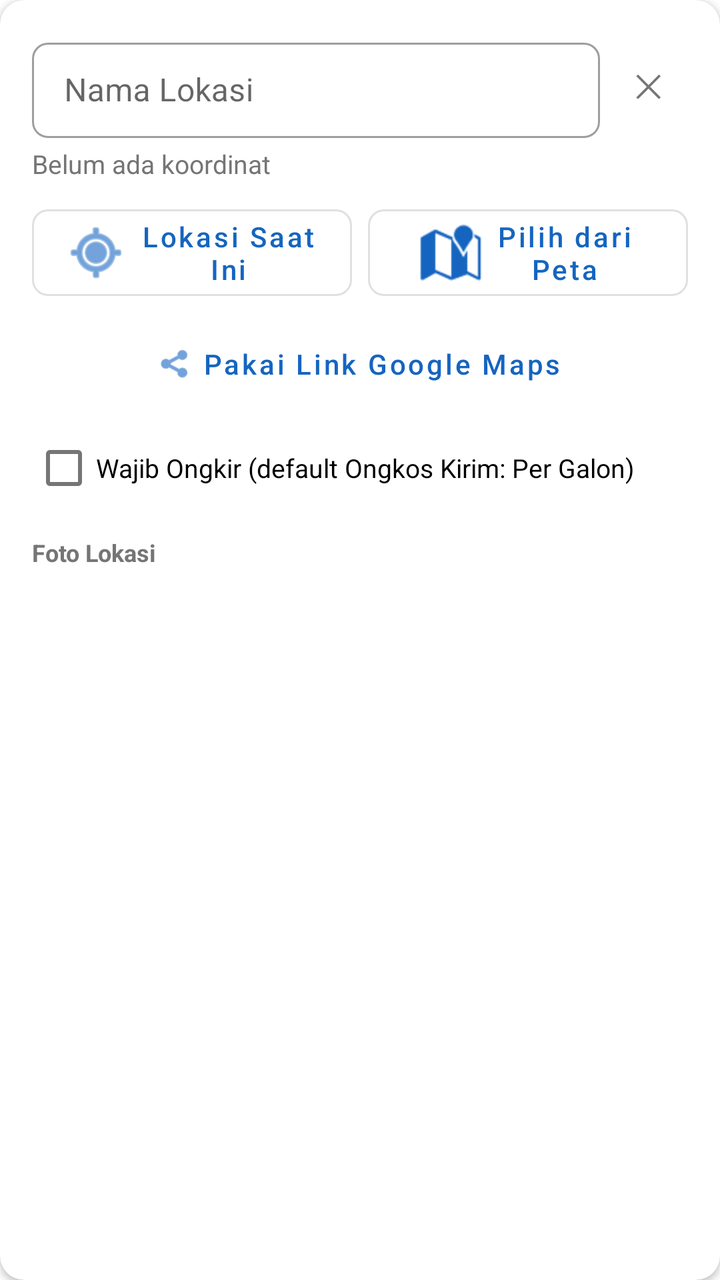
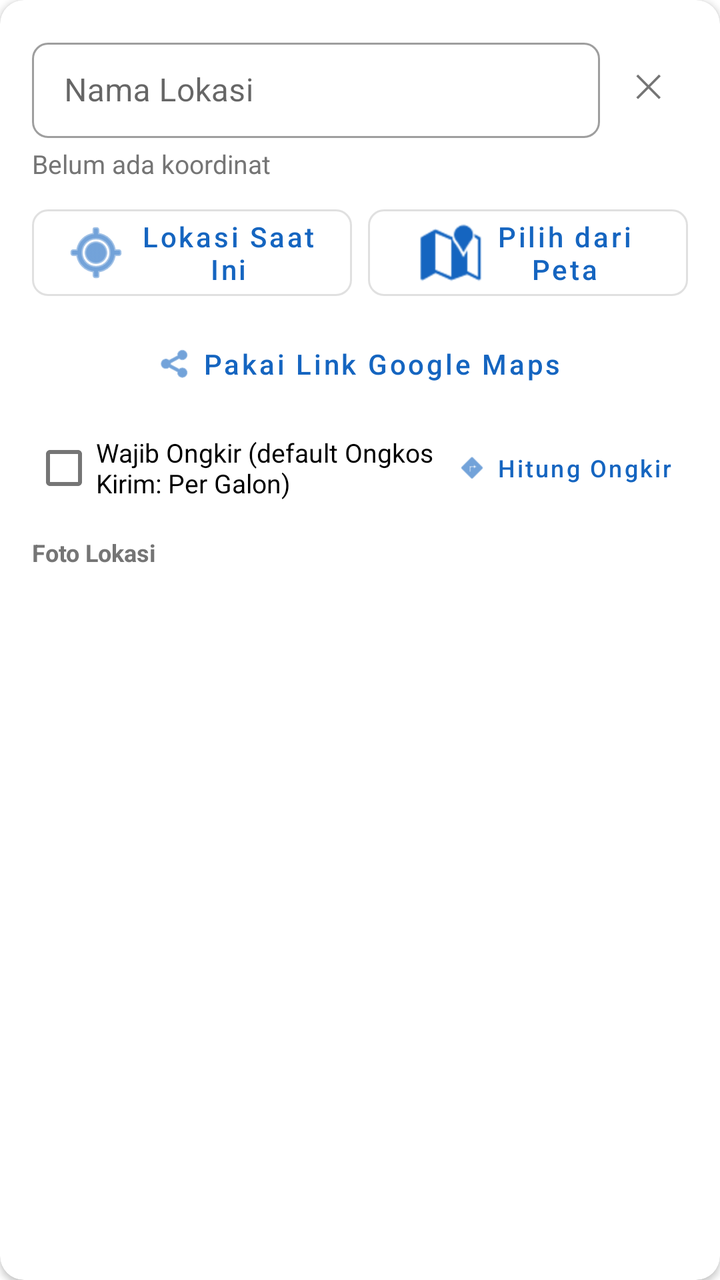

An Android layout rendered at two revisions. The XML below is the earlier revision; the diff shows what the commit changed to produce the second picture.
<!-- AndroidManifest.xml: application theme Theme.DAMIUPOS -->
<!-- res/layout/item_customer_location.xml -->
<?xml version="1.0" encoding="utf-8"?>
<com.google.android.material.card.MaterialCardView
    xmlns:android="http://schemas.android.com/apk/res/android"
    xmlns:app="http://schemas.android.com/apk/res-auto"
    android:layout_width="match_parent"
    android:layout_height="wrap_content"
    android:layout_marginTop="8dp"
    app:cardCornerRadius="12dp"
    app:cardElevation="2dp">

    <LinearLayout
        android:layout_width="match_parent"
        android:layout_height="wrap_content"
        android:orientation="vertical"
        android:padding="16dp">

        <LinearLayout
            android:layout_width="match_parent"
            android:layout_height="wrap_content"
            android:gravity="center_vertical"
            android:orientation="horizontal">

            <com.google.android.material.textfield.TextInputLayout
                android:layout_width="0dp"
                android:layout_height="wrap_content"
                android:layout_weight="1"
                style="@style/Widget.MaterialComponents.TextInputLayout.OutlinedBox.Dense"
                android:hint="Nama Lokasi"
                app:boxCornerRadiusBottomEnd="8dp"
                app:boxCornerRadiusBottomStart="8dp"
                app:boxCornerRadiusTopEnd="8dp"
                app:boxCornerRadiusTopStart="8dp">

                <com.google.android.material.textfield.TextInputEditText
                    android:id="@+id/etLokasiNama"
                    android:layout_width="match_parent"
                    android:layout_height="wrap_content"
                    android:inputType="textCapWords"
                    android:maxLines="1" />
            </com.google.android.material.textfield.TextInputLayout>

            <com.google.android.material.button.MaterialButton
                android:id="@+id/btnHapusLokasi"
                style="@style/Widget.MaterialComponents.Button.TextButton"
                android:layout_width="wrap_content"
                android:layout_height="wrap_content"
                android:layout_marginStart="4dp"
                android:minWidth="40dp"
                android:text="✕"
                android:textColor="@color/text_secondary"
                android:textSize="16sp" />
        </LinearLayout>

        <TextView
            android:id="@+id/tvLokasiKoordinat"
            android:layout_width="wrap_content"
            android:layout_height="wrap_content"
            android:layout_marginTop="4dp"
            android:text="Belum ada koordinat"
            android:textColor="@color/text_secondary"
            android:textSize="13sp" />

        <ProgressBar
            android:id="@+id/pbLokasiAkurasiRow"
            style="?android:attr/progressBarStyleHorizontal"
            android:layout_width="match_parent"
            android:layout_height="wrap_content"
            android:layout_marginTop="8dp"
            android:indeterminate="true"
            android:visibility="gone" />

        <LinearLayout
            android:layout_width="match_parent"
            android:layout_height="wrap_content"
            android:layout_marginTop="8dp"
            android:orientation="horizontal">

            <com.google.android.material.button.MaterialButton
                android:id="@+id/btnLokasiSaatIni"
                style="@style/Widget.MaterialComponents.Button.OutlinedButton"
                android:layout_width="0dp"
                android:layout_height="wrap_content"
                android:layout_weight="1"
                android:layout_marginEnd="4dp"
                android:text="Lokasi Saat Ini"
                android:textAllCaps="false"
                app:cornerRadius="8dp"
                app:icon="@android:drawable/ic_menu_mylocation"
                app:iconGravity="textStart" />

            <com.google.android.material.button.MaterialButton
                android:id="@+id/btnPilihPetaRow"
                style="@style/Widget.MaterialComponents.Button.OutlinedButton"
                android:layout_width="0dp"
                android:layout_height="wrap_content"
                android:layout_weight="1"
                android:layout_marginStart="4dp"
                android:text="Pilih dari Peta"
                android:textAllCaps="false"
                app:cornerRadius="8dp"
                app:icon="@android:drawable/ic_dialog_map"
                app:iconGravity="textStart" />
        </LinearLayout>

        <com.google.android.material.button.MaterialButton
            android:id="@+id/btnPakaiGmapsRow"
            style="@style/Widget.MaterialComponents.Button.TextButton"
            android:layout_width="match_parent"
            android:layout_height="wrap_content"
            android:layout_marginTop="4dp"
            android:text="Pakai Link Google Maps"
            android:textAllCaps="false"
            app:icon="@android:drawable/ic_menu_share"
            app:iconGravity="textStart"
            app:iconSize="18dp" />

        <com.google.android.material.button.MaterialButton
            android:id="@+id/btnBukaMapsRow"
            style="@style/Widget.MaterialComponents.Button.TextButton"
            android:layout_width="match_parent"
            android:layout_height="wrap_content"
            android:layout_marginTop="4dp"
            android:text="Buka di Google Maps"
            android:textAllCaps="false"
            android:visibility="gone"
            app:icon="@android:drawable/ic_menu_directions"
            app:iconGravity="textStart"
            app:iconSize="18dp" />

        
        <com.google.android.material.checkbox.MaterialCheckBox
            android:id="@+id/cbWajibOngkirRow"
            android:layout_width="match_parent"
            android:layout_height="wrap_content"
            android:layout_marginTop="4dp"
            android:text="Wajib Ongkir (default Ongkos Kirim: Per Galon)"
            android:textSize="13sp" />

        
        <TextView
            android:layout_width="wrap_content"
            android:layout_height="wrap_content"
            android:layout_marginTop="10dp"
            android:text="Foto Lokasi"
            android:textColor="@color/text_secondary"
            android:textSize="12sp"
            android:textStyle="bold" />

        <HorizontalScrollView
            android:layout_width="match_parent"
            android:layout_height="wrap_content"
            android:layout_marginTop="4dp"
            android:scrollbars="none">

            <LinearLayout
                android:id="@+id/llLokasiFoto"
                android:layout_width="wrap_content"
                android:layout_height="wrap_content"
                android:orientation="horizontal" />
        </HorizontalScrollView>
    </LinearLayout>
</com.google.android.material.card.MaterialCardView>
<!-- resources referenced by this layout -->
<resources>
  <color name="text_secondary">#757575</color>
  <style name="Theme.DAMIUPOS" parent="Theme.MaterialComponents.Light.NoActionBar">
          
          <item name="android:forceDarkAllowed">false</item>
          <item name="colorPrimary">@color/primary</item>
          <item name="colorPrimaryDark">@color/primary_dark</item>
          <item name="colorAccent">@color/accent</item>
          <item name="android:statusBarColor">@color/primary_dark</item>
          
          <item name="toolbarStyle">@style/DAMIUToolbar</item>
          <item name="titleTextColor">@color/white</item>
          <item name="actionMenuTextColor">@color/white</item>
          
          <item name="actionOverflowButtonStyle">@style/DAMIUOverflowButton</item>
          
          <item name="textInputStyle">@style/DAMIUTextInputLayout</item>
          <item name="editTextStyle">@style/DAMIUEditText</item>
          <item name="android:editTextStyle">@style/DAMIUEditText</item>
      </style>
  <color name="primary">#1565C0</color>
  <color name="primary_dark">#0D47A1</color>
  <color name="accent">#FF6F00</color>
  <style name="DAMIUToolbar" parent="Widget.MaterialComponents.Toolbar">
          <item name="titleTextColor">@color/white</item>
          <item name="subtitleTextColor">@color/white</item>
          <item name="android:background">@color/primary</item>
          
          <item name="android:theme">@style/DAMIUToolbarOverlay</item>
      </style>
  <color name="white">#FFFFFF</color>
  <style name="DAMIUOverflowButton" parent="Widget.AppCompat.ActionButton.Overflow">
          <item name="android:tint">@color/white</item>
          <item name="tint">@color/white</item>
      </style>
  <style name="DAMIUTextInputLayout" parent="Widget.MaterialComponents.TextInputLayout.OutlinedBox">
          <item name="boxBackgroundColor">@color/input_field_bg</item>
          <item name="boxStrokeColor">@color/input_box_stroke</item>
          <item name="boxStrokeWidth">1dp</item>
          <item name="boxStrokeWidthFocused">2dp</item>
          <item name="hintTextColor">@color/text_secondary</item>
          <item name="android:textColorHint">@color/text_secondary</item>
      </style>
  <style name="DAMIUEditText" parent="Widget.AppCompat.EditText">
          <item name="android:background">@color/input_field_bg</item>
          <item name="android:textColor">@color/text_primary</item>
          <item name="android:textColorHint">@color/text_secondary</item>
          <item name="android:padding">12dp</item>
      </style>
  <style name="DAMIUToolbarOverlay" parent="ThemeOverlay.MaterialComponents.Dark.ActionBar">
          <item name="colorControlNormal">@color/white</item>
      </style>
  <color name="input_field_bg">#D6DCE3</color>
  <color name="text_primary">#212121</color>
</resources>

<!-- the commit's change to res/layout/item_customer_location.xml (unified diff, before → after) -->
@@ -128,13 +128,45 @@
             app:iconSize="18dp" />
 
         
-        <com.google.android.material.checkbox.MaterialCheckBox
-            android:id="@+id/cbWajibOngkirRow"
+        <LinearLayout
             android:layout_width="match_parent"
             android:layout_height="wrap_content"
             android:layout_marginTop="4dp"
-            android:text="Wajib Ongkir (default Ongkos Kirim: Per Galon)"
-            android:textSize="13sp" />
+            android:gravity="center_vertical"
+            android:orientation="horizontal">
+
+            <com.google.android.material.checkbox.MaterialCheckBox
+                android:id="@+id/cbWajibOngkirRow"
+                android:layout_width="0dp"
+                android:layout_height="wrap_content"
+                android:layout_weight="1"
+                android:text="Wajib Ongkir (default Ongkos Kirim: Per Galon)"
+                android:textSize="13sp" />
+
+            <com.google.android.material.button.MaterialButton
+                android:id="@+id/btnHitungOngkirRow"
+                style="@style/Widget.MaterialComponents.Button.TextButton"
+                android:layout_width="wrap_content"
+                android:layout_height="wrap_content"
+                android:minWidth="0dp"
+                android:paddingStart="8dp"
+                android:paddingEnd="8dp"
+                android:text="Hitung Ongkir"
+                android:textAllCaps="false"
+                android:textSize="12sp"
+                app:icon="@android:drawable/ic_menu_directions"
+                app:iconGravity="textStart"
+                app:iconSize="16dp" />
+        </LinearLayout>
+
+        <TextView
+            android:id="@+id/tvHitungOngkirRow"
+            android:layout_width="match_parent"
+            android:layout_height="wrap_content"
+            android:layout_marginTop="2dp"
+            android:textColor="@color/text_secondary"
+            android:textSize="12sp"
+            android:visibility="gone" />
 
         
         <TextView
